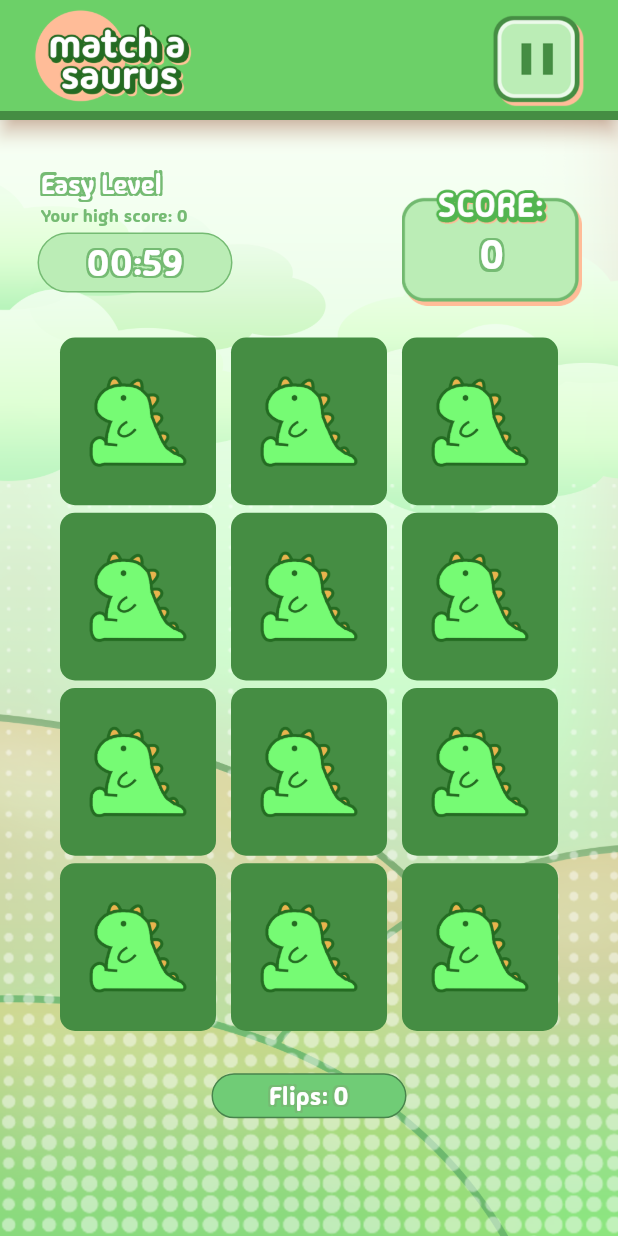
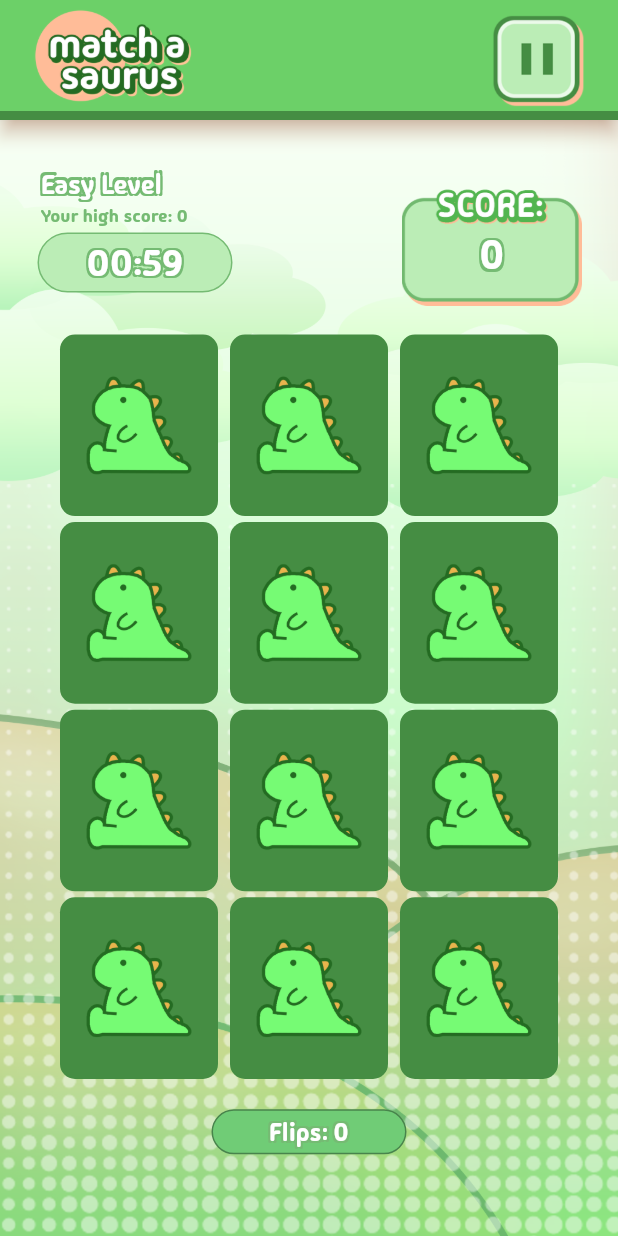
Before and after one commit to chaotic-braindead/match-a-saurus, a Flutter app: the Game screen opened directly, on a phone screen of 412 x 824 dp. Run offline on Flutter 3.47's test engine with Material 3 defaults, Android fonts, the phone set to English and light mode, and no system bars; our stand-ins replace cloud_firestore, firebase_core, hive, hive_flutter; accounts and stored records are empty.

Commit message:
readjusted sizing ulit haha

```diff
--- a/lib/widgets/game.dart
+++ b/lib/widgets/game.dart
@@ -643,24 +643,28 @@ class _GameState extends State<Game> {
                       color: Color.fromRGBO(117, 187, 115, 1)),
                 ))),
         Column(mainAxisSize: MainAxisSize.min, children: [
-          GridView.count(
+          Container(
+            //color: Colors.red,
+            margin: (_rows == 4) || (_rows == 3) ? EdgeInsets.fromLTRB(40, 143, 40, 0): EdgeInsets.fromLTRB(20, 155, 20, 0),
+            child: GridView.count(
                 shrinkWrap: true,
-              padding: _rows == 3 ? EdgeInsets.fromLTRB(40, 145, 40, 0): EdgeInsets.fromLTRB(25, 145, 25, 0),
-              childAspectRatio: _rows == 6 ? 0.78 : 0.93,
+                //padding: (_rows == 4) || (_rows == 3) ? EdgeInsets.fromLTRB(50, 140, 40, 0): EdgeInsets.fromLTRB(30, 145, 30, 0),
+                childAspectRatio: _rows == 6 ? 0.78 : 0.87,
                 crossAxisCount: _rows,
-              mainAxisSpacing: _rows == 6 ? 5.0 : 5.0,
-              crossAxisSpacing: _rows == 6 ? 8.0 : 10.0,
+                mainAxisSpacing: _rows == 6 ? 5.0 : 4.0,
+                crossAxisSpacing: _rows == 6 ? 8.0 : 8.0,
                 children: _cards
                     .map((card) => CardWidget(
                           card: card,
                           onTap: _enableTaps ? _handleTap : null,
                         ))
                     .toList()),
+          ),
           SizedBox(height: SizeConfig.blockSizeVertical),
           Container(
               width: 130,
               height: 30,
-              margin: const EdgeInsets.fromLTRB(2, 20, 2, 2),
+              margin: (_rows == 4) || (_rows == 3) ? EdgeInsets.fromLTRB(2, 12, 2, 2) : EdgeInsets.fromLTRB(2, 20, 2, 2),
               alignment: Alignment.center,
               decoration: BoxDecoration(
                   border:
```
Lines whose indentation alone changed are shown as unchanged.
